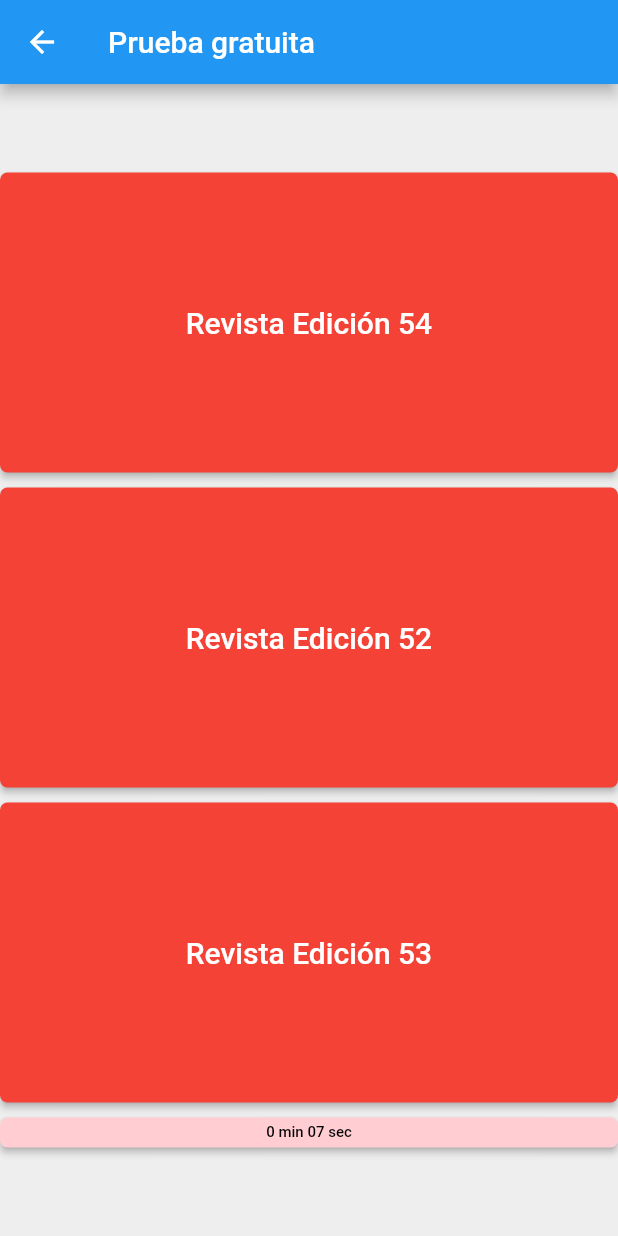
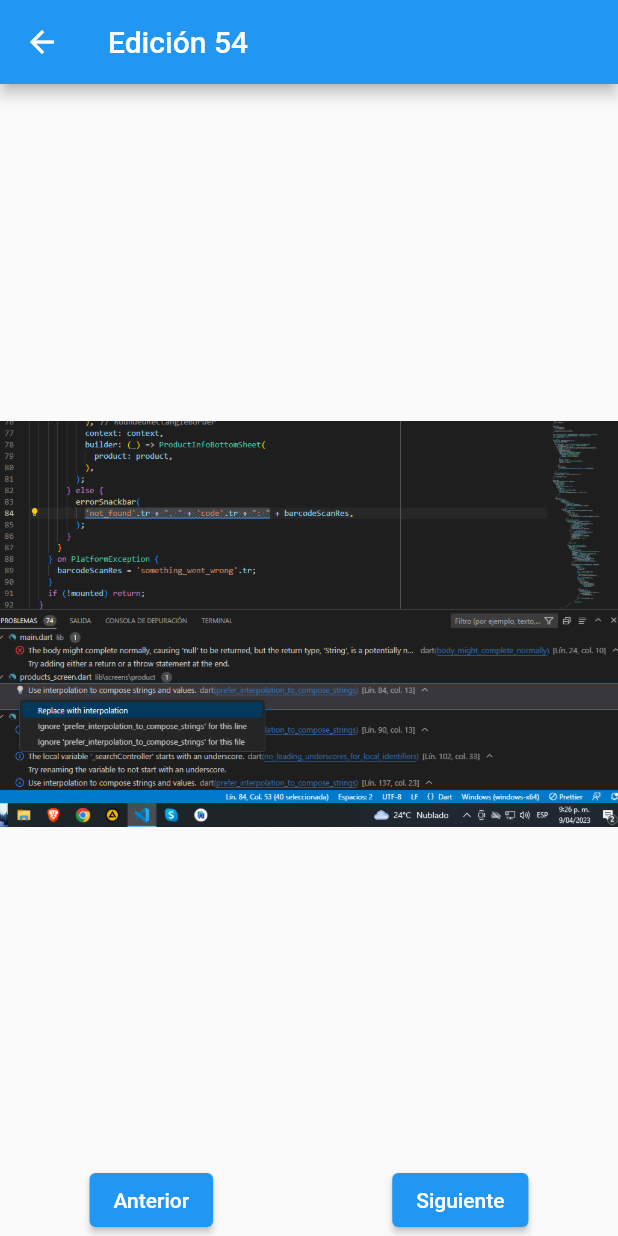
Before and after one commit to willcasta1989/kaffurymagazineApp, a Flutter app: the PageOne screen opened by its route, after a tap on "Revista Edición 54", on a phone screen of 412 x 824 dp. Run offline on Flutter 3.47's test engine with Material 2 defaults, Android fonts, the light colour scheme and no system bars; missing offline and left inert: advance_pdf_viewer.

Commit message:
se avanzó con la funcion de la carga de las ediciones de la revista, también se le agregaron los asstes

```diff
--- /dev/null
+++ b/lib/edicion_54.dart
@@ -0,0 +1,63 @@
+import 'package:flutter/material.dart';
+
+class Edicion54 extends StatefulWidget {
+  const Edicion54({super.key});
+
+  @override
+  _Edicion54State createState() {
+    return _Edicion54State();
+  }
+}
+
+class _Edicion54State extends State<Edicion54> {
+  int _imageIndex = 0;
+  final List<String> _imageAssets = [
+    'assets/uno.png',
+    'assets/dos.png',
+    'assets/tres.png',
+    'assets/cuatro.png',
+  ];
+
+  @override
+  Widget build(BuildContext context) {
+    return Scaffold(
+      appBar: AppBar(
+        title: const Text('Edición 54'),
+      ),
+      body: Column(
+        children: [
+          Expanded(
+            child: Image.asset(_imageAssets[_imageIndex]),
+          ),
+          Row(
+            mainAxisAlignment: MainAxisAlignment.spaceAround,
+            children: [
+              ElevatedButton(
+                onPressed: () {
+                  setState(() {
+                    _imageIndex--;
+                    if (_imageIndex < 0) {
+                      _imageIndex = _imageAssets.length - 1;
+                    }
+                  });
+                },
+                child: const Text('Anterior'),
+              ),
+              ElevatedButton(
+                onPressed: () {
+                  setState(() {
+                    _imageIndex++;
+                    if (_imageIndex >= _imageAssets.length) {
+                      _imageIndex = 0;
+                    }
+                  });
+                },
+                child: const Text('Siguiente'),
+              ),
+            ],
+          )
+        ],
+      ),
+    );
+  }
+}
--- a/lib/main.dart
+++ b/lib/main.dart
@@ -2,6 +2,7 @@ import 'package:flutter/material.dart';
 import 'package:kaffury_magazine_app/edicion_53.dart';
 import 'pag_1.dart';
 import 'pag_2.dart';
+import 'edicion_54.dart';
 
 void main() => runApp(MyApp());
 
@@ -14,6 +15,7 @@ class MyApp extends StatelessWidget {
         '/pag_1': (context) => PageOne(),
         '/pag_2': (context) => PageTwo(),
         '/edicion_53': (context) => Edicion53(),
+        '/edicion_54': (context) => const Edicion54(),
       },
     );
   }
--- a/lib/pag_1.dart
+++ b/lib/pag_1.dart
@@ -8,7 +8,7 @@ class PageOne extends StatefulWidget {
 }
 
 class _PageOneState extends State<PageOne> {
-  int countdown = 10;
+  int countdown = 100;
 
   void startCountdown() {
     const oneSec = Duration(seconds: 1);
@@ -47,7 +47,9 @@ class _PageOneState extends State<PageOne> {
               width: 300,
               height: 200,
               child: ElevatedButton(
-                onPressed: () {},
+                onPressed: () {
+                  Navigator.pushNamed(context, '/edicion_54');
+                },
                 style: ElevatedButton.styleFrom(
                   backgroundColor: Colors.red,
                   shape: RoundedRectangleBorder(
--- a/pubspec.yaml
+++ b/pubspec.yaml
@@ -37,6 +37,8 @@ dependencies:
   cupertino_icons: ^1.0.2
   firebase_core: ^2.15.0
   advance_pdf_viewer: ^2.0.1
+  pdfx: ^2.4.0
+  syncfusion_flutter_pdfviewer: ^22.2.7
 
 dev_dependencies:
   flutter_test:
```
Also changed, not shown: assets/cuatro.png (added), assets/dos.png (added), assets/images/cuatro.png (added), assets/images/dos.png (added), assets/images/tres.png (added), assets/images/uno.png (added), assets/tres.png (added), assets/uno.png (added), pubspec.lock, 5 other files.
